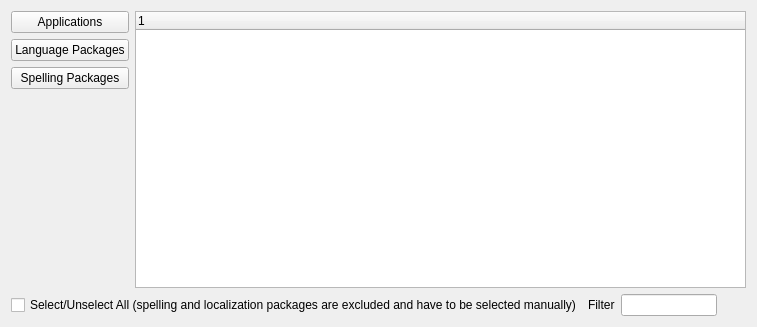
Above: gui/enduserpackageselectorpage.ui from KDE/kdewin-installer before the change. Below: the same form after it.
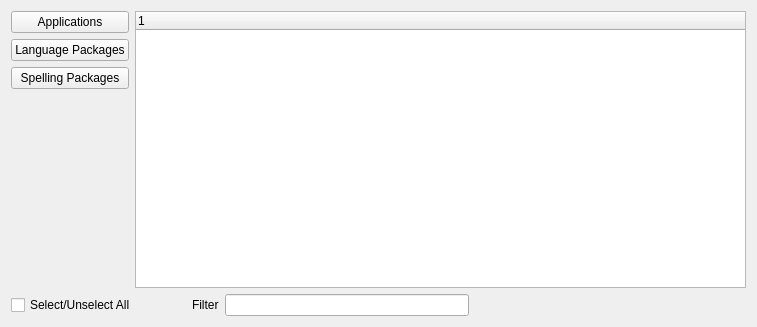
That is the form after the change.

Commit message: limit select all package to applications in end user mode

What changed in the file:
```diff
--- a/gui/enduserpackageselectorpage.ui
+++ b/gui/enduserpackageselectorpage.ui
@@ -79,7 +79,7 @@
      <item>
       <widget class="QCheckBox" name="selectAllCheckBox">
        <property name="text">
-        <string>Select/Unselect All (spelling and localization packages are excluded and have to be selected manually)</string>
+        <string>Select/Unselect All               </string>
        </property>
       </widget>
      </item>
```
The commit also changes 1 other file.
